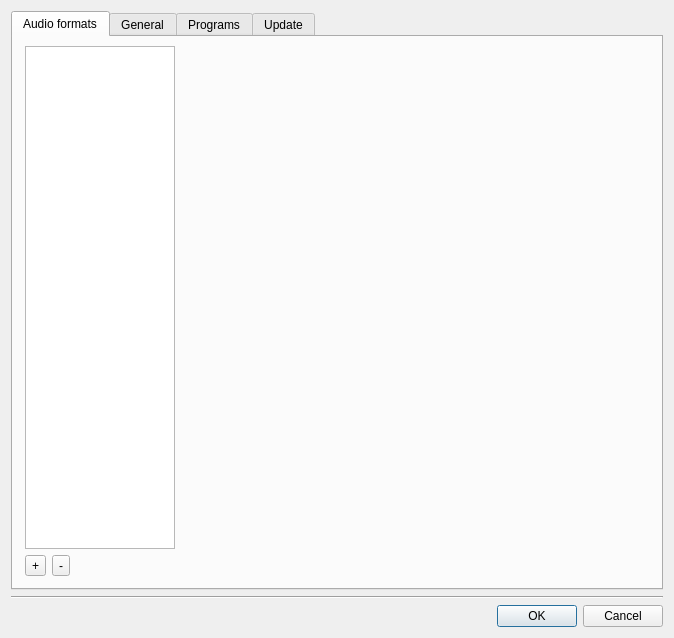
Above: gui/configdialog/configdialog.ui from flacon/flacon before the change. Below: the same form after it.
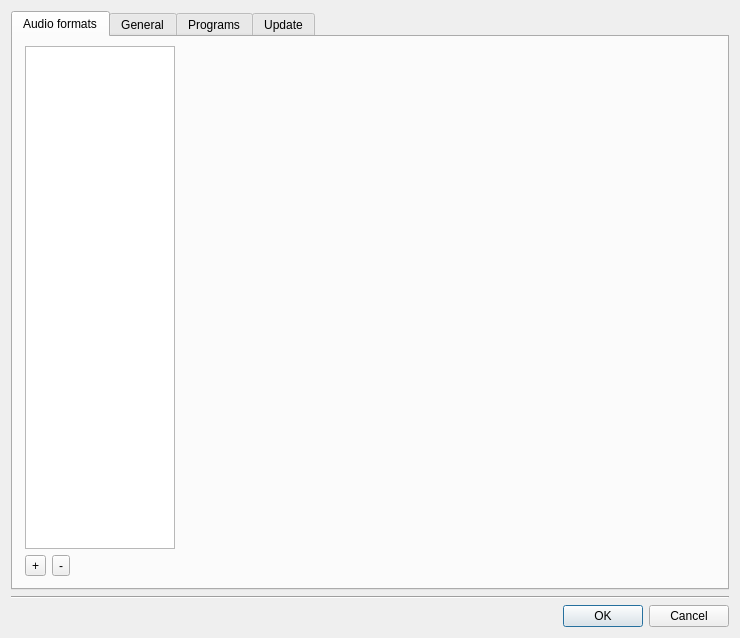
That is the form after the change. Custom widgets are drawn as their Qt base class.

Commit message: Fix the config dialog widgets layout under MacOS

Patch:
```diff
--- a/gui/configdialog/configdialog.ui
+++ b/gui/configdialog/configdialog.ui
@@ -6,7 +6,7 @@
    <rect>
     <x>0</x>
     <y>0</y>
-    <width>674</width>
+    <width>740</width>
     <height>638</height>
    </rect>
   </property>
```
The commit also changes 2 other files.
